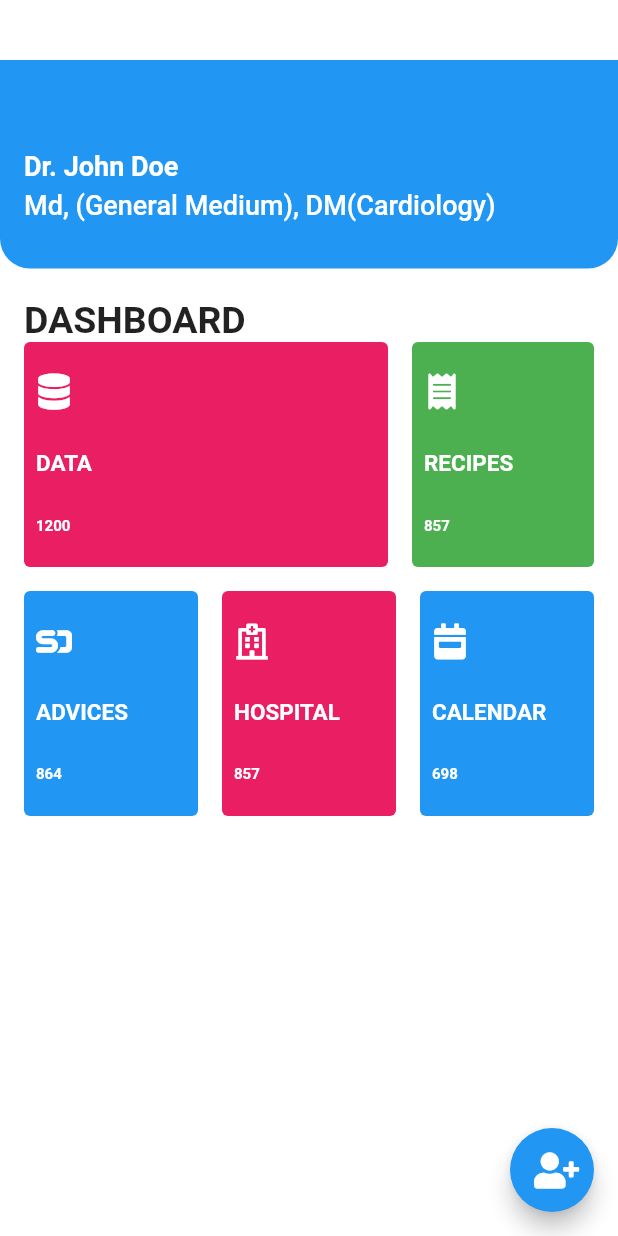
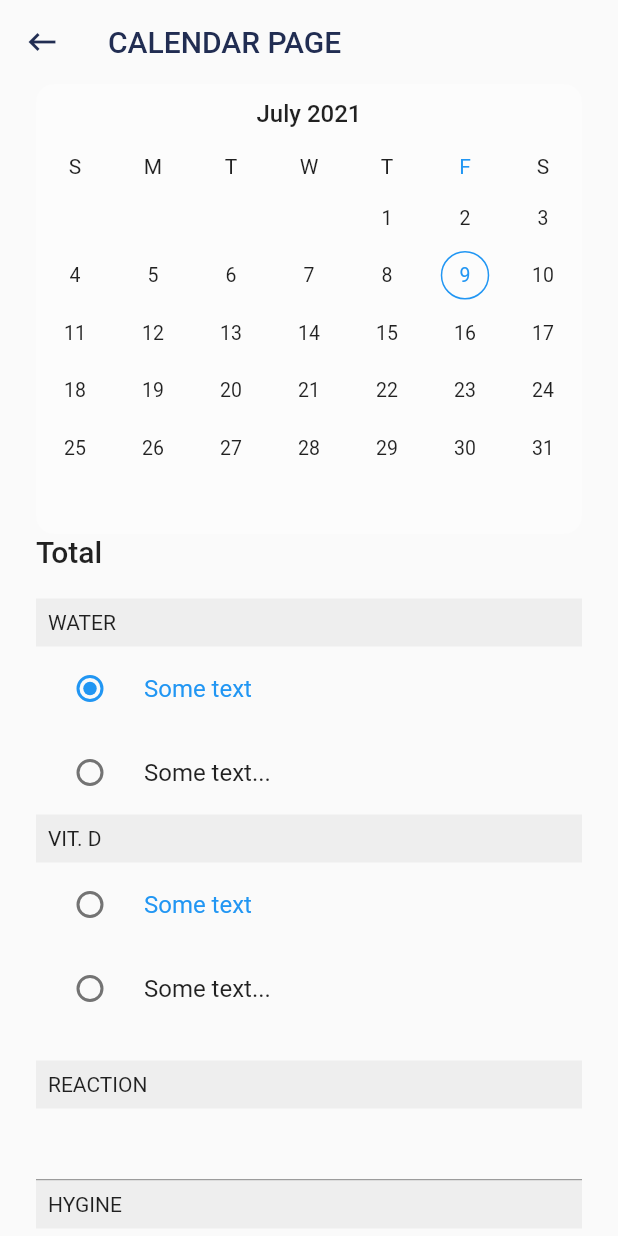
Before and after one commit to Three-team-org/Data-Buffering-App-Flutter, a Flutter app: the DashboardScreen screen opened directly, after a tap on "CALENDAR", on a phone screen of 412 x 824 dp. Run offline on Flutter 3.47's test engine with Material 2 defaults, Android fonts, the phone set to English and light mode, and no system bars; drawn by our look-alikes of syncfusion_flutter_datepicker; our stand-ins replace flutter_icons, flutter_screenutil, font_awesome_flutter, google_fonts, image_picker; network calls fail.

Commit message:
comletion-all-pages

```diff
--- a/lib/ui/dashboard.dart
+++ b/lib/ui/dashboard.dart
@@ -6,6 +6,7 @@ import 'package:data_buffer/ui/sub_data.dart';
 import 'package:data_buffer/ui/sub_recipes.dart';
 import 'package:data_buffer/ui/sub_advices.dart';
 import 'package:data_buffer/ui/sub_hospital.dart';
+import 'package:data_buffer/ui/sub_calendar.dart';
 
 class DashboardScreen extends StatefulWidget{
   @override
@@ -91,6 +92,7 @@ class _DashboardScreenState extends State<DashboardScreen>{
                     icon: FontAwesomeIcons.calendarWeek,
                     title: "CALENDAR",
                     data: "698",
+                    screen_num: 5,
                   ),
                 ),
               ],
@@ -175,6 +177,10 @@ class _DashboardScreenState extends State<DashboardScreen>{
               Navigator.of(context).push(MaterialPageRoute(
                   builder: (ctx) => HospitalPage()));
               break;
+            case 5:
+              Navigator.of(context).push(MaterialPageRoute(
+                  builder: (ctx) => CalendarPage()));
+              break;
           }
 
         },
--- /dev/null
+++ b/lib/ui/sub_calendar.dart
@@ -0,0 +1,171 @@
+
+import 'package:flutter/cupertino.dart';
+import 'package:flutter/material.dart';
+import 'package:intl/intl.dart';
+import 'package:font_awesome_flutter/font_awesome_flutter.dart';
+import 'package:image_picker/image_picker.dart';
+import 'dart:io';
+import 'package:flutter_icons/flutter_icons.dart';
+import 'package:syncfusion_flutter_datepicker/datepicker.dart';
+import 'package:data_buffer/ui/widgets/primary_button.dart';
+
+class CalendarPage extends StatefulWidget{
+  @override
+  _CalendarPageState createState() => _CalendarPageState();
+
+}
+
+
+class _CalendarPageState extends State<CalendarPage>{
+
+  final String address = "Some text";
+  final String phone="Some text";
+  final double total = 500;
+  final double delivery = 100;
+
+  @override
+  Widget build(BuildContext context) {
+    return Scaffold(
+      appBar: AppBar(
+        backgroundColor: Colors.transparent,
+        elevation: 0.0,
+        leading: GestureDetector(
+          onTap: () {
+            Navigator.of(context).pop();
+          },
+          child: Icon(
+            FlutterIcons.keyboard_backspace_mdi,
+            color: Color.fromRGBO(33, 45, 82, 1),
+          ),
+        ),
+        title: Text(
+          "CALENDAR PAGE",
+          style: TextStyle(
+            color: Color.fromRGBO(33, 45, 82, 1),
+          ),
+        ),
+      ),
+      body: SingleChildScrollView(
+        child: Container(
+          padding: EdgeInsets.symmetric(horizontal: 24.0),
+          child: Column(
+            children: [
+              Container(
+                height: 300.0,
+                decoration: BoxDecoration(
+                  color: Colors.white.withOpacity(0.3),
+                  borderRadius: BorderRadius.circular(12.0),
+                ),
+                child: SfDateRangePicker(
+                  selectionMode: DateRangePickerSelectionMode.single,
+                  headerStyle: DateRangePickerHeaderStyle(
+                    textAlign: TextAlign.center,
+                  ),
+                ),
+              ),
+              Row(
+                mainAxisAlignment: MainAxisAlignment.spaceBetween,
+                children: <Widget>[
+                  Text("Total", style: Theme.of(context).textTheme.title,),
+
+                ],
+              ),
+              SizedBox(height: 20.0,),
+              Container(
+                  color: Colors.grey.shade200,
+                  padding: EdgeInsets.all(8.0),
+                  width: double.infinity,
+                  child: Text("WATER".toUpperCase())
+              ),
+              Column(
+                children: <Widget>[
+                  RadioListTile(
+                    selected: true,
+                    value: address,
+                    groupValue: address,
+                    title: Text(address),
+                    onChanged: (value){},
+                  ),
+                  RadioListTile(
+                    selected: false,
+                    value: "New Address",
+                    groupValue: address,
+                    title: Text("Some text..."),
+                    onChanged: (value){},
+                  ),
+                  Container(
+                      color: Colors.grey.shade200,
+                      padding: EdgeInsets.all(8.0),
+                      width: double.infinity,
+                      child: Text("VIT. D".toUpperCase())
+                  ),
+                  RadioListTile(
+                    selected: true,
+                    value: "Some text...",
+                    groupValue: phone,
+                    title: Text(phone),
+                    onChanged: (value){},
+                  ),
+                  RadioListTile(
+                    selected: false,
+                    value: "COLOR",
+                    groupValue: phone,
+                    title: Text("Some text..."),
+                    onChanged: (value){},
+                  ),
+                ],
+              ),
+              SizedBox(height: 20.0,),
+              Container(
+                  color: Colors.grey.shade200,
+                  padding: EdgeInsets.all(8.0),
+                  width: double.infinity,
+                  child: Text("REACTION".toUpperCase())
+              ),
+              TextFormField(
+
+                style: TextStyle(fontSize: 18.0),
+              ),
+              Container(
+                  color: Colors.grey.shade200,
+                  padding: EdgeInsets.all(8.0),
+                  width: double.infinity,
+                  child: Text("HYGINE".toUpperCase())
+              ),
+              RadioListTile(
+                groupValue: true,
+                value: true,
+                title: Text("MORNING"),
+                onChanged: (value){},
+              ),
+              RadioListTile(
+                groupValue: true,
+                value: true,
+                title: Text("EVENING"),
+                onChanged: (value){},
+              ),
+              Container(
+                width: double.infinity,
+                child: RaisedButton(
+                  color: Theme.of(context).primaryColor,
+                  onPressed: ()=> {},
+                  child: Text("Confirm", style: TextStyle(
+                      color: Colors.white
+                  ),),
+                ),
+              ),
+              SizedBox(
+                height: 10.0,
+              ),
+
+            ],
+          ),
+        ),
+      ),
+    );
+  }
+}
+class AlwaysDisabledFocusNode extends FocusNode {
+  @override
+  bool get hasFocus => false;
+}
--- a/lib/ui/sub_data.dart
+++ b/lib/ui/sub_data.dart
@@ -26,7 +26,6 @@ class _DataPageState extends State<DataPage>{
   List<Item> Gender = <Item>[
     const Item('Male',Icon(FontAwesomeIcons.male,color:  const Color(0xFF167F67),)),
     const Item('Female',Icon(FontAwesomeIcons.female,color:  const Color(0xFF167F67),)),
-
   ];
 
   void _showPicker(context) {
--- /dev/null
+++ b/lib/ui/widgets/primary_button.dart
@@ -0,0 +1,44 @@
+
+import 'package:flutter/material.dart';
+import 'package:flutter_screenutil/flutter_screenutil.dart';
+import 'package:google_fonts/google_fonts.dart';
+
+class PrimaryButton extends StatelessWidget {
+  // Our primary button widget [to be reused]
+  final Function onPressed;
+  final String text;
+
+  PrimaryButton({this.text, this.onPressed});
+
+  @override
+  Widget build(BuildContext context) {
+    return InkWell(
+      onTap: this.onPressed,
+      child: Container(
+        width: double.infinity,
+        height: ScreenUtil().setHeight(50.0),
+        decoration: BoxDecoration(
+          color: Colors.white,
+          borderRadius: BorderRadius.circular(12.0),
+          boxShadow: [
+            BoxShadow(
+              color: Color.fromRGBO(169, 176, 185, 0.42),
+              spreadRadius: 0,
+              blurRadius: 8.0,
+              offset: Offset(0, 2),
+            )
+          ],
+        ),
+        child: Center(
+          child: Text(
+            this.text,
+            style: GoogleFonts.roboto(
+              color: Colors.white,
+              fontSize: 16.0,
+            ),
+          ),
+        ),
+      ),
+    );
+  }
+}
--- a/pubspec.yaml
+++ b/pubspec.yaml
@@ -30,6 +30,10 @@ dependencies:
   cupertino_icons: ^1.0.2
   font_awesome_flutter: ^9.1.0
   image_picker: ^0.6.6+5
+  flutter_icons: ^1.1.0
+  flutter_screenutil: ^5.0.0+2
+  google_fonts: ^1.1.2
+  syncfusion_flutter_datepicker: ^19.2.46
 
 dev_dependencies:
   flutter_test:
```
Also changed, not shown: lib/ui/sub_hospital.dart (line endings or trailing spaces), 2 other files.
